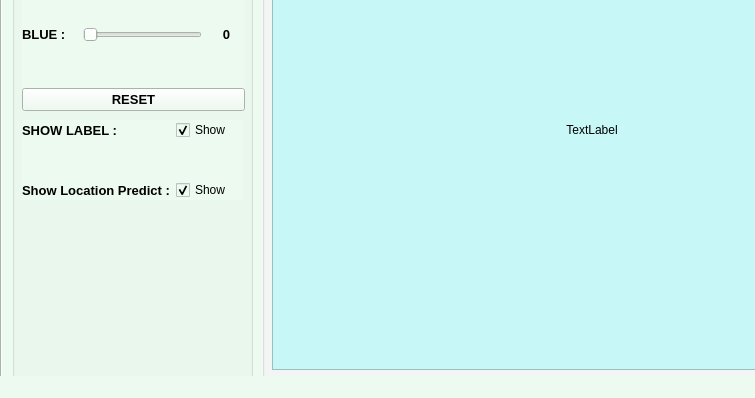
Old version of the form Main_Window.ui in the repository YudhaDevelops/JawaLearn-PyQt5; both pictures show x 0 to 755 and y 236 to 634 of the 1186 by 634 pixel window.
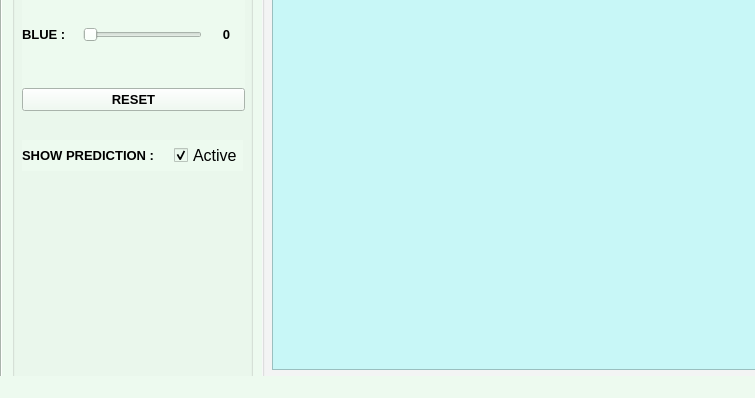
New version of the form. The open tabs and pages were chosen to show the change.

What changed in the file:
```diff
--- a/Main_Window.ui
+++ b/Main_Window.ui
@@ -62,50 +62,12 @@
        <property name="geometry">
         <rect>
          <x>10</x>
-         <y>240</y>
+         <y>260</y>
          <width>221</width>
-         <height>80</height>
+         <height>31</height>
         </rect>
        </property>
        <layout class="QGridLayout" name="gridLayout_3">
-        <item row="1" column="0">
-         <spacer name="verticalSpacer_3">
-          <property name="orientation">
-           <enum>Qt::Vertical</enum>
-          </property>
-          <property name="sizeHint" stdset="0">
-           <size>
-            <width>20</width>
-            <height>40</height>
-           </size>
-          </property>
-         </spacer>
-        </item>
-        <item row="2" column="0">
-         <widget class="QLabel" name="label_9">
-          <property name="font">
-           <font>
-            <family>Nirmala UI</family>
-            <pointsize>10</pointsize>
-            <weight>75</weight>
-            <bold>true</bold>
-           </font>
-          </property>
-          <property name="text">
-           <string>Show Location Predict :</string>
-          </property>
-         </widget>
-        </item>
-        <item row="2" column="1">
-         <widget class="QCheckBox" name="checkBox_2">
-          <property name="text">
-           <string>Show</string>
-          </property>
-          <property name="checked">
-           <bool>true</bool>
-          </property>
-         </widget>
-        </item>
         <item row="0" column="0">
          <widget class="QLabel" name="label_8">
           <property name="font">
@@ -117,19 +79,66 @@
            </font>
           </property>
           <property name="text">
-           <string>SHOW LABEL :</string>
+           <string>SHOW PREDICTION :</string>
+          </property>
+         </widget>
+        </item>
+        <item row="0" column="2">
+         <widget class="QCheckBox" name="ckb_show_predict">
+          <property name="sizePolicy">
+           <sizepolicy hsizetype="Minimum" vsizetype="Fixed">
+            <horstretch>0</horstretch>
+            <verstretch>0</verstretch>
+           </sizepolicy>
+          </property>
+          <property name="minimumSize">
+           <size>
+            <width>0</width>
+            <height>0</height>
+           </size>
+          </property>
+          <property name="sizeIncrement">
+           <size>
+            <width>0</width>
+            <height>0</height>
+           </size>
+          </property>
+          <property name="baseSize">
+           <size>
+            <width>0</width>
+            <height>0</height>
+           </size>
+          </property>
+          <property name="font">
+           <font>
+            <pointsize>12</pointsize>
+            <weight>50</weight>
+            <bold>false</bold>
+           </font>
+          </property>
+          <property name="layoutDirection">
+           <enum>Qt::LeftToRight</enum>
+          </property>
+          <property name="text">
+           <string>Active</string>
+          </property>
+          <property name="checked">
+           <bool>true</bool>
           </property>
          </widget>
         </item>
         <item row="0" column="1">
-         <widget class="QCheckBox" name="checkBox">
-          <property name="text">
-           <string>Show</string>
+         <spacer name="horizontalSpacer">
+          <property name="orientation">
+           <enum>Qt::Horizontal</enum>
           </property>
-          <property name="checked">
-           <bool>true</bool>
+          <property name="sizeHint" stdset="0">
+           <size>
+            <width>40</width>
+            <height>20</height>
+           </size>
           </property>
-         </widget>
+         </spacer>
         </item>
        </layout>
       </widget>
@@ -409,7 +418,7 @@
         <enum>QFrame::Sunken</enum>
        </property>
        <property name="text">
-        <string>TextLabel</string>
+        <string/>
        </property>
        <property name="alignment">
         <set>Qt::AlignCenter</set>
```
Left out of the diff: 2 changed lines with no effect on the pictures.
